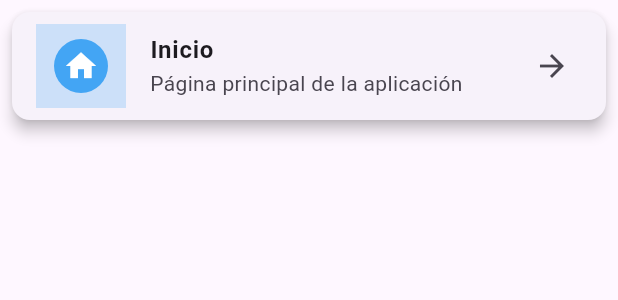
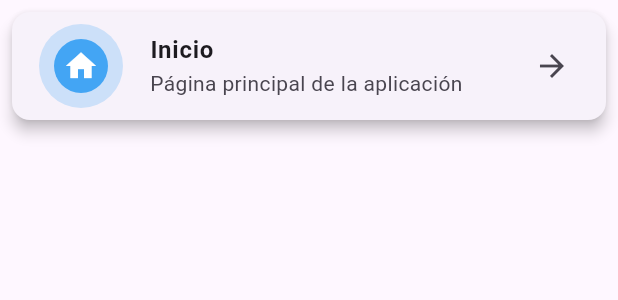
Before and after one commit to FernandoBaqueroo/FlutterComponents, a Flutter app: the CustomCard widget shown alone on an empty page, opened directly, on a phone screen of 412 x 824 dp. Shown: the top 300 px of the screen. Run offline on Flutter 3.47's test engine with Material 3 defaults, Android fonts, the phone set to English and light mode, and no system bars; network calls fail.

Commit message:
Ediciones tontas

```diff
--- a/flutter_components/lib/widgets/custom_card.dart
+++ b/flutter_components/lib/widgets/custom_card.dart
@@ -1,4 +1,3 @@
-
 import 'package:flutter/material.dart';
 
 class CustomCard extends StatelessWidget {
@@ -8,7 +7,8 @@ class CustomCard extends StatelessWidget {
   final String description;
   final VoidCallback onTap;
 
-  const CustomCard({super.key,
+  const CustomCard({
+    super.key,
     required this.icon,
     required this.iconColor,
     required this.title,
@@ -25,7 +25,10 @@ class CustomCard extends StatelessWidget {
         onTap: onTap,
         leading: Container(
           padding: const EdgeInsets.all(10.0),
-          color: iconColor.withOpacity(0.2),
+          decoration: BoxDecoration(
+            color: iconColor.withOpacity(0.2),
+            shape: BoxShape.circle, // Forma redonda
+          ),
           child: CircleAvatar(
             backgroundColor: iconColor.withOpacity(0.8),
             child: Icon(
```
